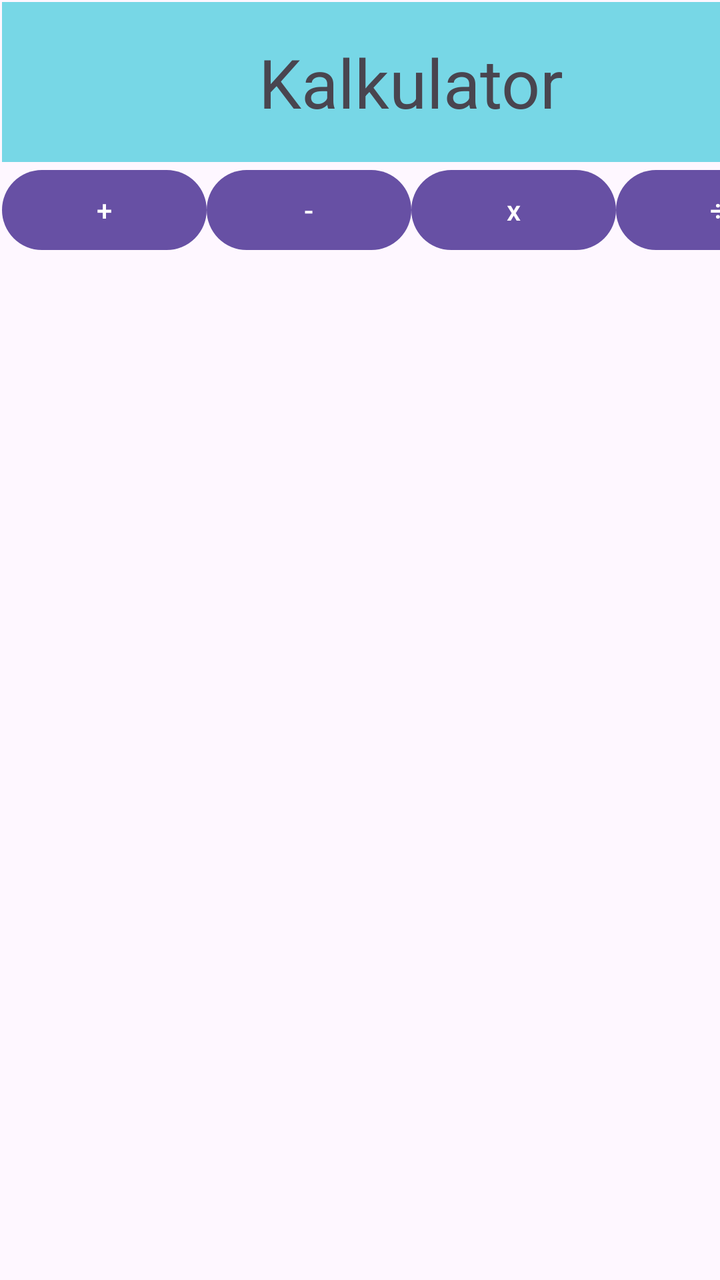
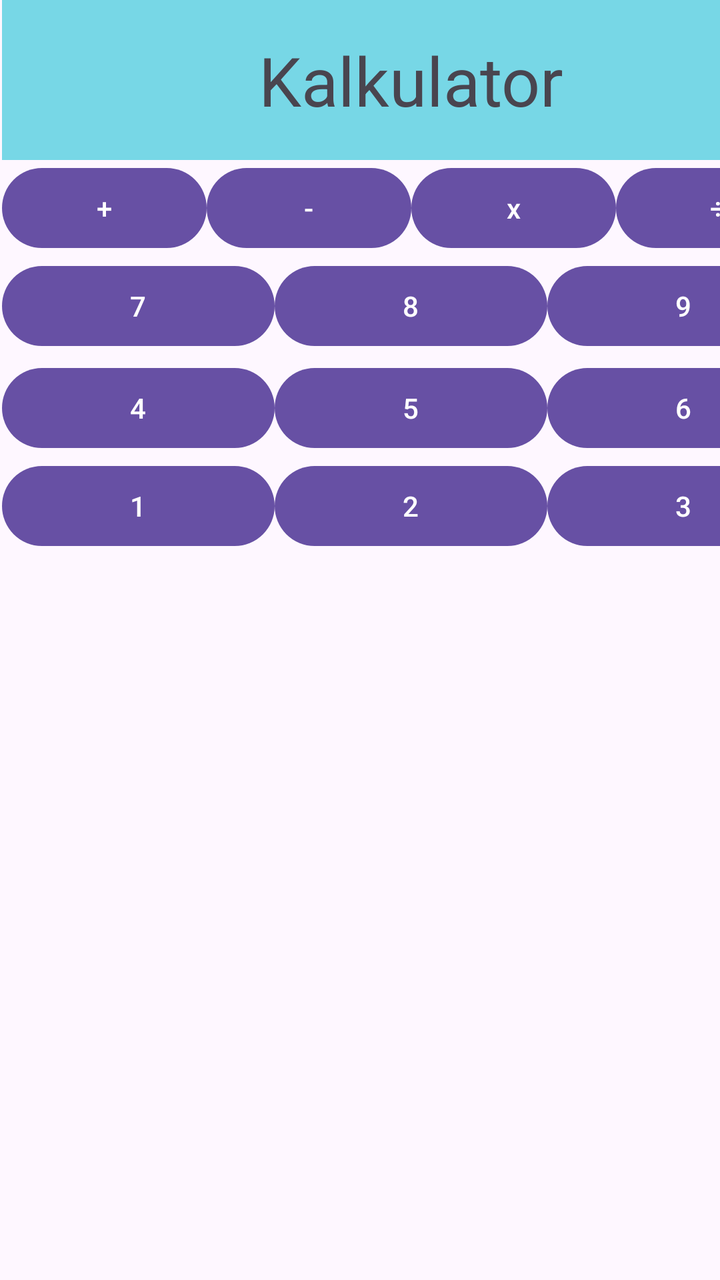

Compare the two renders of this Android layout. The source of the first and the diff that turns it into the second are given below.
<!-- AndroidManifest.xml: application theme Theme.Kalkulator -->
<!-- res/layout/activity_main.xml -->
<?xml version="1.0" encoding="utf-8"?>
<androidx.constraintlayout.widget.ConstraintLayout xmlns:android="http://schemas.android.com/apk/res/android"
    xmlns:app="http://schemas.android.com/apk/res-auto"
    xmlns:tools="http://schemas.android.com/tools"
    android:id="@+id/main"
    android:layout_width="match_parent"
    android:layout_height="match_parent"
    tools:context=".MainActivity">


    <LinearLayout
        android:layout_width="409dp"
        android:layout_height="729dp"
        android:layout_marginStart="1dp"
        android:layout_marginTop="1dp"
        android:orientation="vertical"
        app:layout_constraintStart_toStartOf="parent"
        app:layout_constraintTop_toTopOf="parent">

        <TextView
            android:id="@+id/textView"
            android:layout_width="match_parent"
            android:layout_height="wrap_content"
            android:height="80dp"
            android:background="#77D7E6"
            android:text="Kalkulator"
            android:textSize="34sp"
            android:gravity="center"/>



        <LinearLayout
            android:layout_width="match_parent"
            android:layout_height="match_parent"
            android:orientation="horizontal">

            <Button
                android:id="@+id/button3"
                android:layout_width="match_parent"
                android:layout_height="wrap_content"
                android:layout_weight="1"
                android:text="+"
                />

            <Button
                android:id="@+id/button4"
                android:layout_width="match_parent"
                android:layout_height="wrap_content"
                android:layout_weight="1"
                android:text="-" />

            <Button
                android:id="@+id/button5"
                android:layout_width="match_parent"
                android:layout_height="wrap_content"
                android:layout_weight="1"
                android:text="x"
                />

            <Button
                android:id="@+id/button6"
                android:layout_width="match_parent"
                android:layout_height="wrap_content"
                android:layout_weight="1"
                android:text="÷" />

        </LinearLayout>


    </LinearLayout>
</androidx.constraintlayout.widget.ConstraintLayout>
<!-- resources referenced by this layout -->
<resources>
  <style name="Theme.Kalkulator" parent="Base.Theme.Kalkulator" />
  <style name="Base.Theme.Kalkulator" parent="Theme.Material3.DayNight.NoActionBar">
          
          
      </style>
</resources>

<!-- the commit's change to res/layout/activity_main.xml (unified diff, before → after) -->
@@ -12,7 +12,6 @@
         android:layout_width="409dp"
         android:layout_height="729dp"
         android:layout_marginStart="1dp"
-        android:layout_marginTop="1dp"
         android:orientation="vertical"
         app:layout_constraintStart_toStartOf="parent"
         app:layout_constraintTop_toTopOf="parent">
@@ -23,15 +22,14 @@
             android:layout_height="wrap_content"
             android:height="80dp"
             android:background="#77D7E6"
+            android:gravity="center"
             android:text="Kalkulator"
-            android:textSize="34sp"
-            android:gravity="center"/>
-
+            android:textSize="34sp" />
 
 
         <LinearLayout
             android:layout_width="match_parent"
-            android:layout_height="match_parent"
+            android:layout_height="49dp"
             android:orientation="horizontal">
 
             <Button
@@ -39,8 +37,7 @@
                 android:layout_width="match_parent"
                 android:layout_height="wrap_content"
                 android:layout_weight="1"
-                android:text="+"
-                />
+                android:text="+" />
 
             <Button
                 android:id="@+id/button4"
@@ -54,8 +51,7 @@
                 android:layout_width="match_parent"
                 android:layout_height="wrap_content"
                 android:layout_weight="1"
-                android:text="x"
-                />
+                android:text="x" />
 
             <Button
                 android:id="@+id/button6"
@@ -66,6 +62,87 @@
 
         </LinearLayout>
 
+        <LinearLayout
+            android:layout_width="match_parent"
+            android:layout_height="51dp"
+            android:orientation="horizontal">
+
+            <Button
+                android:id="@+id/button7"
+                android:layout_width="match_parent"
+                android:layout_height="wrap_content"
+                android:layout_weight="1"
+                android:text="7" />
+
+            <Button
+                android:id="@+id/button8"
+                android:layout_width="match_parent"
+                android:layout_height="wrap_content"
+                android:layout_weight="1"
+                android:text="8" />
+
+            <Button
+                android:id="@+id/button9"
+                android:layout_width="match_parent"
+                android:layout_height="wrap_content"
+                android:layout_weight="1"
+                android:text="9" />
+        </LinearLayout>
+
+        <LinearLayout
+            android:layout_width="match_parent"
+            android:layout_height="49dp"
+            android:orientation="horizontal">
+
+            <Button
+                android:id="@+id/button10"
+                android:layout_width="match_parent"
+                android:layout_height="wrap_content"
+                android:layout_weight="1"
+                android:text="4" />
+
+            <Button
+                android:id="@+id/button11"
+                android:layout_width="match_parent"
+                android:layout_height="wrap_content"
+                android:layout_weight="1"
+                android:text="5" />
+
+            <Button
+                android:id="@+id/button12"
+                android:layout_width="match_parent"
+                android:layout_height="wrap_content"
+                android:layout_weight="1"
+                android:text="6" />
+        </LinearLayout>
+
+        <LinearLayout
+            android:layout_width="match_parent"
+            android:layout_height="90dp"
+            android:orientation="horizontal">
+
+            <Button
+                android:id="@+id/button13"
+                android:layout_width="match_parent"
+                android:layout_height="wrap_content"
+                android:layout_weight="1"
+                android:text="1" />
+
+            <Button
+                android:id="@+id/button14"
+                android:layout_width="match_parent"
+                android:layout_height="wrap_content"
+                android:layout_weight="1"
+                android:text="2" />
+
+            <Button
+                android:id="@+id/button15"
+                android:layout_width="match_parent"
+                android:layout_height="wrap_content"
+                android:layout_weight="1"
+                android:text="3" />
+        </LinearLayout>
+
 
     </LinearLayout>
 </androidx.constraintlayout.widget.ConstraintLayout>
